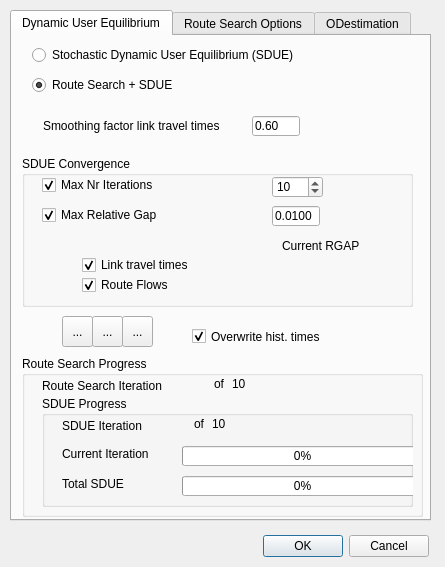
Before: the Qt Designer form branches/multiclass/gui/ui/batchrundlg.ui in OdedCats/mezzo, drawn with Qt 5.
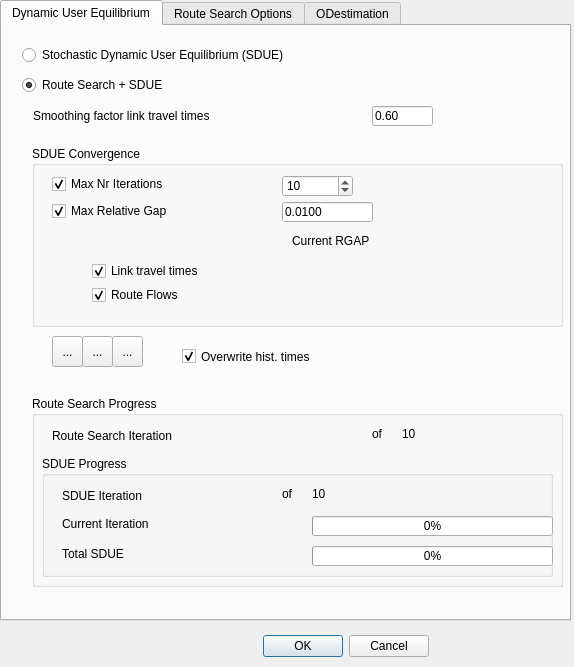
After: the same form once the commit is applied. Icons and pictures are not drawn.

Diff of the .ui file:
```diff
--- a/branches/multiclass/gui/ui/batchrundlg.ui
+++ b/branches/multiclass/gui/ui/batchrundlg.ui
@@ -6,8 +6,8 @@
    <rect>
     <x>0</x>
     <y>0</y>
-    <width>445</width>
-    <height>567</height>
+    <width>574</width>
+    <height>667</height>
    </rect>
   </property>
   <property name="windowTitle">
@@ -21,7 +21,7 @@
    <property name="geometry">
     <rect>
      <x>89</x>
-     <y>530</y>
+     <y>630</y>
      <width>340</width>
      <height>32</height>
     </rect>
@@ -36,10 +36,10 @@
   <widget class="QTabWidget" name="tabWidget">
    <property name="geometry">
     <rect>
-     <x>10</x>
-     <y>10</y>
-     <width>421</width>
-     <height>511</height>
+     <x>0</x>
+     <y>0</y>
+     <width>571</width>
+     <height>621</height>
     </rect>
    </property>
    <property name="currentIndex">
@@ -53,8 +53,8 @@
      <property name="geometry">
       <rect>
        <x>20</x>
-       <y>10</y>
-       <width>331</width>
+       <y>20</y>
+       <width>511</width>
        <height>18</height>
       </rect>
      </property>
@@ -71,10 +71,10 @@
     <widget class="QGroupBox" name="convergence_gb">
      <property name="geometry">
       <rect>
-       <x>10</x>
+       <x>30</x>
        <y>120</y>
-       <width>391</width>
-       <height>151</height>
+       <width>531</width>
+       <height>181</height>
       </rect>
      </property>
      <property name="title">
@@ -84,8 +84,8 @@
       <property name="geometry">
        <rect>
         <x>250</x>
-        <y>20</y>
-        <width>51</width>
+        <y>29</y>
+        <width>71</width>
         <height>22</height>
        </rect>
       </property>
@@ -103,7 +103,7 @@
       <property name="geometry">
        <rect>
         <x>20</x>
-        <y>20</y>
+        <y>29</y>
         <width>221</width>
         <height>18</height>
        </rect>
@@ -125,7 +125,7 @@
       <property name="geometry">
        <rect>
         <x>20</x>
-        <y>50</y>
+        <y>56</y>
         <width>221</width>
         <height>18</height>
        </rect>
@@ -149,8 +149,8 @@
       <property name="geometry">
        <rect>
         <x>250</x>
-        <y>50</y>
-        <width>48</width>
+        <y>56</y>
+        <width>91</width>
         <height>20</height>
        </rect>
       </property>
@@ -168,8 +168,8 @@
       <property name="geometry">
        <rect>
         <x>60</x>
-        <y>100</y>
-        <width>131</width>
+        <y>116</y>
+        <width>191</width>
         <height>18</height>
        </rect>
       </property>
@@ -190,8 +190,8 @@
       <property name="geometry">
        <rect>
         <x>60</x>
-        <y>120</y>
-        <width>131</width>
+        <y>140</y>
+        <width>191</width>
         <height>18</height>
        </rect>
       </property>
@@ -209,8 +209,8 @@
       <property name="geometry">
        <rect>
         <x>260</x>
-        <y>80</y>
-        <width>86</width>
+        <y>85</y>
+        <width>171</width>
         <height>20</height>
        </rect>
       </property>
@@ -222,8 +222,8 @@
       <property name="geometry">
        <rect>
         <x>270</x>
-        <y>100</y>
-        <width>61</width>
+        <y>116</y>
+        <width>91</width>
         <height>16</height>
        </rect>
       </property>
@@ -238,8 +238,8 @@
       <property name="geometry">
        <rect>
         <x>270</x>
-        <y>120</y>
-        <width>61</width>
+        <y>140</y>
+        <width>91</width>
         <height>16</height>
        </rect>
       </property>
@@ -267,135 +267,12 @@
       </property>
      </widget>
     </widget>
-    <widget class="QGroupBox" name="progress_gb">
-     <property name="geometry">
-      <rect>
-       <x>30</x>
-       <y>360</y>
-       <width>371</width>
-       <height>111</height>
-      </rect>
-     </property>
-     <property name="title">
-      <string>SDUE Progress</string>
-     </property>
-     <widget class="QProgressBar" name="totalPb">
-      <property name="enabled">
-       <bool>true</bool>
-      </property>
-      <property name="geometry">
-       <rect>
-        <x>140</x>
-        <y>80</y>
-        <width>241</width>
-        <height>20</height>
-       </rect>
-      </property>
-      <property name="value">
-       <number>0</number>
-      </property>
-     </widget>
-     <widget class="QLabel" name="label">
-      <property name="geometry">
-       <rect>
-        <x>20</x>
-        <y>20</y>
-        <width>101</width>
-        <height>20</height>
-       </rect>
-      </property>
-      <property name="text">
-       <string>SDUE Iteration</string>
-      </property>
-     </widget>
-     <widget class="QLabel" name="cur_iter">
-      <property name="geometry">
-       <rect>
-        <x>120</x>
-        <y>20</y>
-        <width>31</width>
-        <height>16</height>
-       </rect>
-      </property>
-      <property name="text">
-       <string/>
-      </property>
-     </widget>
-     <widget class="QLabel" name="label_3">
-      <property name="geometry">
-       <rect>
-        <x>152</x>
-        <y>20</y>
-        <width>16</width>
-        <height>16</height>
-       </rect>
-      </property>
-      <property name="text">
-       <string>of</string>
-      </property>
-     </widget>
-     <widget class="QLabel" name="total_iter">
-      <property name="geometry">
-       <rect>
-        <x>170</x>
-        <y>20</y>
-        <width>31</width>
-        <height>16</height>
-       </rect>
-      </property>
-      <property name="text">
-       <string>10</string>
-      </property>
-     </widget>
-     <widget class="QProgressBar" name="currIterPb">
-      <property name="enabled">
-       <bool>true</bool>
-      </property>
-      <property name="geometry">
-       <rect>
-        <x>140</x>
-        <y>50</y>
-        <width>241</width>
-        <height>20</height>
-       </rect>
-      </property>
-      <property name="value">
-       <number>0</number>
-      </property>
-     </widget>
-     <widget class="QLabel" name="label_2">
-      <property name="geometry">
-       <rect>
-        <x>20</x>
-        <y>50</y>
-        <width>101</width>
-        <height>16</height>
-       </rect>
-      </property>
-      <property name="text">
-       <string>Current Iteration</string>
-      </property>
-     </widget>
-     <widget class="QLabel" name="label_4">
-      <property name="geometry">
-       <rect>
-        <x>20</x>
-        <y>80</y>
-        <width>82</width>
-        <height>16</height>
-       </rect>
-      </property>
-      <property name="text">
-       <string>Total SDUE</string>
-      </property>
-     </widget>
-    </widget>
     <widget class="QLineEdit" name="alpha">
      <property name="geometry">
       <rect>
-       <x>240</x>
+       <x>370</x>
        <y>80</y>
-       <width>48</width>
+       <width>61</width>
        <height>20</height>
       </rect>
      </property>
@@ -414,7 +291,7 @@
       <rect>
        <x>31</x>
        <y>80</y>
-       <width>201</width>
+       <width>331</width>
        <height>20</height>
       </rect>
      </property>
@@ -432,11 +309,17 @@
      <property name="geometry">
       <rect>
        <x>50</x>
-       <y>280</y>
+       <y>310</y>
        <width>31</width>
        <height>31</height>
       </rect>
      </property>
+     <property name="minimumSize">
+      <size>
+       <width>31</width>
+       <height>31</height>
+      </size>
+     </property>
      <property name="toolTip">
       <string>Run the SDUE assignment</string>
      </property>
@@ -452,11 +335,17 @@
      <property name="geometry">
       <rect>
        <x>80</x>
-       <y>280</y>
+       <y>310</y>
        <width>31</width>
        <height>31</height>
       </rect>
      </property>
+     <property name="minimumSize">
+      <size>
+       <width>31</width>
+       <height>31</height>
+      </size>
+     </property>
      <property name="toolTip">
       <string>&lt;!DOCTYPE HTML PUBLIC &quot;-//W3C//DTD HTML 4.0//EN&quot; &quot;http://www.w3.org/TR/REC-html40/strict.dtd&quot;&gt;
 &lt;html&gt;&lt;head&gt;&lt;meta name=&quot;qrichtext&quot; content=&quot;1&quot; /&gt;&lt;style type=&quot;text/css&quot;&gt;
@@ -477,11 +366,17 @@
      <property name="geometry">
       <rect>
        <x>110</x>
-       <y>280</y>
+       <y>310</y>
        <width>31</width>
        <height>31</height>
       </rect>
      </property>
+     <property name="minimumSize">
+      <size>
+       <width>31</width>
+       <height>31</height>
+      </size>
+     </property>
      <property name="toolTip">
       <string>Save the simulation results</string>
      </property>
@@ -497,8 +392,8 @@
      <property name="geometry">
       <rect>
        <x>180</x>
-       <y>290</y>
-       <width>161</width>
+       <y>320</y>
+       <width>261</width>
        <height>21</height>
       </rect>
      </property>
@@ -516,7 +411,7 @@
      <property name="geometry">
       <rect>
        <x>20</x>
-       <y>40</y>
+       <y>50</y>
        <width>331</width>
        <height>18</height>
       </rect>
@@ -539,10 +434,10 @@
     <widget class="QGroupBox" name="groupBox">
      <property name="geometry">
       <rect>
-       <x>10</x>
-       <y>320</y>
-       <width>401</width>
-       <height>161</height>
+       <x>30</x>
+       <y>370</y>
+       <width>531</width>
+       <height>191</height>
       </rect>
      </property>
      <property name="title">
@@ -551,9 +446,9 @@
      <widget class="QLabel" name="cur_route_iter">
       <property name="geometry">
        <rect>
-        <x>160</x>
-        <y>20</y>
-        <width>31</width>
+        <x>290</x>
+        <y>30</y>
+        <width>51</width>
         <height>16</height>
        </rect>
       </property>
@@ -564,9 +459,9 @@
      <widget class="QLabel" name="label_12">
       <property name="geometry">
        <rect>
-        <x>192</x>
-        <y>20</y>
-        <width>16</width>
+        <x>340</x>
+        <y>30</y>
+        <width>21</width>
         <height>16</height>
        </rect>
       </property>
@@ -578,8 +473,8 @@
       <property name="geometry">
        <rect>
         <x>20</x>
-        <y>20</y>
-        <width>141</width>
+        <y>30</y>
+        <width>231</width>
         <height>20</height>
        </rect>
       </property>
@@ -590,9 +485,9 @@
      <widget class="QLabel" name="total_route_iter">
       <property name="geometry">
        <rect>
-        <x>210</x>
-        <y>20</y>
-        <width>31</width>
+        <x>370</x>
+        <y>30</y>
+        <width>41</width>
         <height>16</height>
        </rect>
       </property>
@@ -600,6 +495,129 @@
        <string>10</string>
       </property>
      </widget>
+     <widget class="QGroupBox" name="progress_gb">
+      <property name="geometry">
+       <rect>
+        <x>10</x>
+        <y>60</y>
+        <width>511</width>
+        <height>121</height>
+       </rect>
+      </property>
+      <property name="title">
+       <string>SDUE Progress</string>
+      </property>
+      <widget class="QProgressBar" name="totalPb">
+       <property name="enabled">
+        <bool>true</bool>
+       </property>
+       <property name="geometry">
+        <rect>
+         <x>270</x>
+         <y>90</y>
+         <width>241</width>
+         <height>20</height>
+        </rect>
+       </property>
+       <property name="value">
+        <number>0</number>
+       </property>
+      </widget>
+      <widget class="QLabel" name="label">
+       <property name="geometry">
+        <rect>
+         <x>20</x>
+         <y>30</y>
+         <width>151</width>
+         <height>20</height>
+        </rect>
+       </property>
+       <property name="text">
+        <string>SDUE Iteration</string>
+       </property>
+      </widget>
+      <widget class="QLabel" name="cur_iter">
+       <property name="geometry">
+        <rect>
+         <x>190</x>
+         <y>30</y>
+         <width>41</width>
+         <height>16</height>
+        </rect>
+       </property>
+       <property name="text">
+        <string/>
+       </property>
+      </widget>
+      <widget class="QLabel" name="label_3">
+       <property name="geometry">
+        <rect>
+         <x>240</x>
+         <y>27</y>
+         <width>21</width>
+         <height>21</height>
+        </rect>
+       </property>
+       <property name="text">
+        <string>of</string>
+       </property>
+      </widget>
+      <widget class="QLabel" name="total_iter">
+       <property name="geometry">
+        <rect>
+         <x>270</x>
+         <y>30</y>
+         <width>51</width>
+         <height>16</height>
+        </rect>
+       </property>
+       <property name="text">
+        <string>10</string>
+       </property>
+      </widget>
+      <widget class="QProgressBar" name="currIterPb">
+       <property name="enabled">
+        <bool>true</bool>
+       </property>
+       <property name="geometry">
+        <rect>
+         <x>270</x>
+         <y>60</y>
+         <width>241</width>
+         <height>20</height>
+        </rect>
+       </property>
+       <property name="value">
+        <number>0</number>
+       </property>
+      </widget>
+      <widget class="QLabel" name="label_2">
+       <property name="geometry">
+        <rect>
+         <x>20</x>
+         <y>60</y>
+         <width>181</width>
+         <height>16</height>
+        </rect>
+       </property>
+       <property name="text">
+        <string>Current Iteration</string>
+       </property>
+      </widget>
+      <widget class="QLabel" name="label_4">
+       <property name="geometry">
+        <rect>
+         <x>20</x>
+         <y>90</y>
+         <width>171</width>
+         <height>16</height>
+        </rect>
+       </property>
+       <property name="text">
+        <string>Total SDUE</string>
+       </property>
+      </widget>
+     </widget>
     </widget>
     <zorder>groupBox</zorder>
     <zorder>sdue_rb</zorder>
```
Left out of the diff: 35 changed lines with no effect on the pictures.
